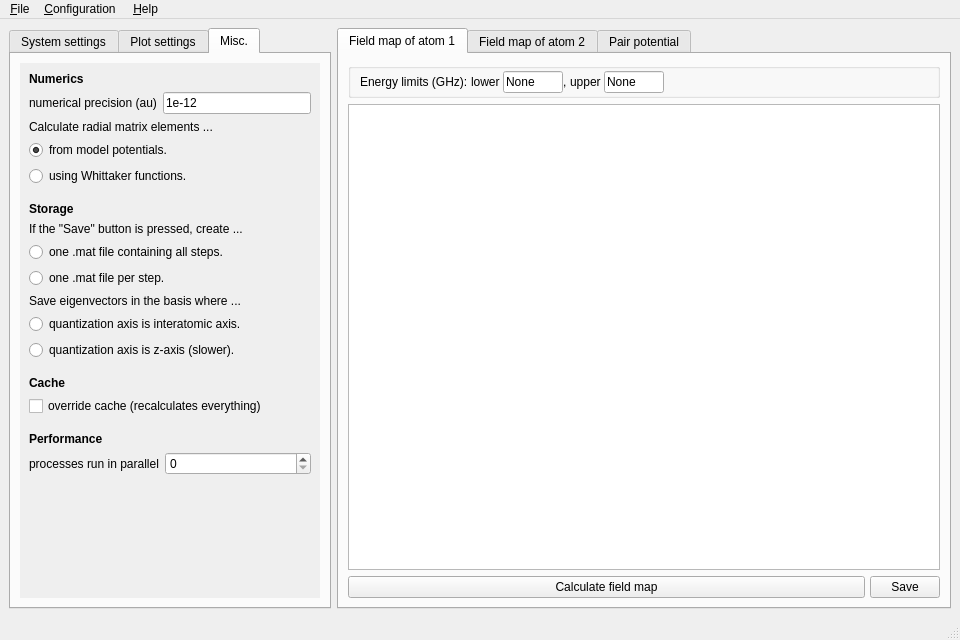
Old version of the form gui/plotter.ui in the repository pairinteraction/pairinteraction.
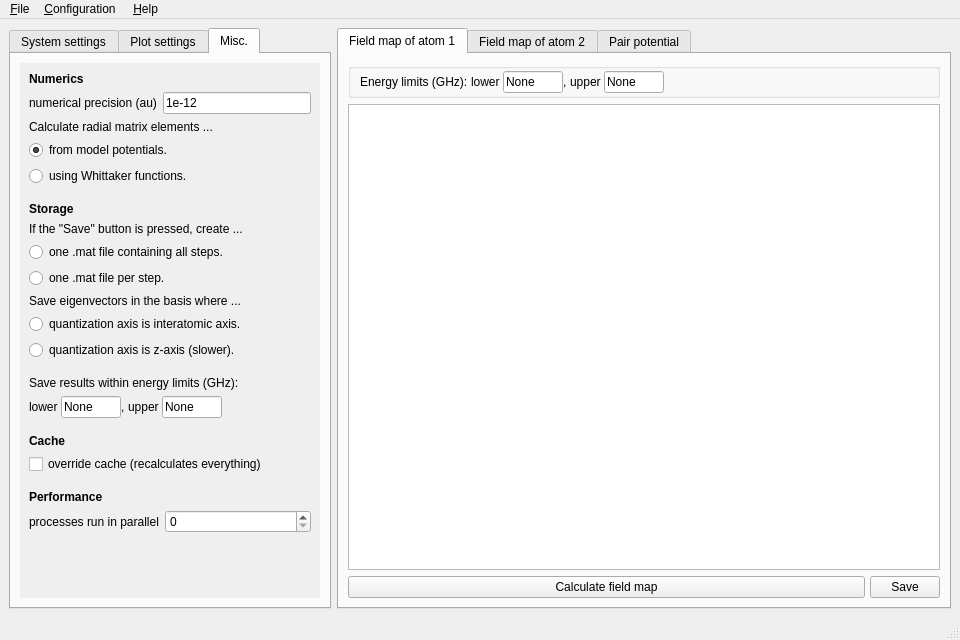
New version of the form. The open tabs and pages were chosen to show the change. Custom widgets are drawn as their Qt base class.

Commit message: [gui] Add option to just save results which are within specified energy limits

What changed in the file:
```diff
--- a/gui/plotter.ui
+++ b/gui/plotter.ui
@@ -3902,8 +3902,8 @@
             <rect>
              <x>0</x>
              <y>0</y>
-             <width>300</width>
-             <height>526</height>
+             <width>285</width>
+             <height>552</height>
             </rect>
            </property>
            <layout class="QVBoxLayout" name="verticalLayout_9">
@@ -4075,6 +4075,179 @@
               </property>
              </widget>
             </item>
+            <item>
+             <spacer name="verticalSpacer_26">
+              <property name="orientation">
+               <enum>Qt::Vertical</enum>
+              </property>
+              <property name="sizeType">
+               <enum>QSizePolicy::Fixed</enum>
+              </property>
+              <property name="sizeHint" stdset="0">
+               <size>
+                <width>20</width>
+                <height>10</height>
+               </size>
+              </property>
+             </spacer>
+            </item>
+            <item>
+             <widget class="QLabel" name="label_104">
+              <property name="text">
+               <string>Save results within energy limits (GHz):</string>
+              </property>
+              <property name="textFormat">
+               <enum>Qt::AutoText</enum>
+              </property>
+              <property name="alignment">
+               <set>Qt::AlignBottom|Qt::AlignLeading|Qt::AlignLeft</set>
+              </property>
+              <property name="wordWrap">
+               <bool>true</bool>
+              </property>
+             </widget>
+            </item>
+            <item>
+             <layout class="QHBoxLayout" name="horizontalLayout_11">
+              <property name="spacing">
+               <number>0</number>
+              </property>
+              <item>
+               <layout class="QFormLayout" name="formLayout_39">
+                <property name="sizeConstraint">
+                 <enum>QLayout::SetMinimumSize</enum>
+                </property>
+                <property name="fieldGrowthPolicy">
+                 <enum>QFormLayout::ExpandingFieldsGrow</enum>
+                </property>
+                <property name="labelAlignment">
+                 <set>Qt::AlignLeading|Qt::AlignLeft|Qt::AlignVCenter</set>
+                </property>
+                <property name="formAlignment">
+                 <set>Qt::AlignLeading|Qt::AlignLeft|Qt::AlignTop</set>
+                </property>
+                <property name="horizontalSpacing">
+                 <number>0</number>
+                </property>
+                <property name="verticalSpacing">
+                 <number>0</number>
+                </property>
+                <item row="1" column="0">
+                 <widget class="QLabel" name="label_106">
+                  <property name="text">
+                   <string>lower </string>
+                  </property>
+                  <property name="textFormat">
+                   <enum>Qt::AutoText</enum>
+                  </property>
+                 </widget>
+                </item>
+                <item row="1" column="1">
+                 <widget class="QLineEdit" name="lineedit_storage_minE">
+                  <property name="sizePolicy">
+                   <sizepolicy hsizetype="Expanding" vsizetype="Fixed">
+                    <horstretch>0</horstretch>
+                    <verstretch>0</verstretch>
+                   </sizepolicy>
+                  </property>
+                  <property name="minimumSize">
+                   <size>
+                    <width>0</width>
+                    <height>0</height>
+                   </size>
+                  </property>
+                  <property name="maximumSize">
+                   <size>
+                    <width>60</width>
+                    <height>16777215</height>
+                   </size>
+                  </property>
+                  <property name="text">
+                   <string>None</string>
+                  </property>
+                 </widget>
+                </item>
+               </layout>
+              </item>
+              <item>
+               <widget class="QLabel" name="label_107">
+                <property name="text">
+                 <string>, </string>
+                </property>
+               </widget>
+              </item>
+              <item>
+               <layout class="QFormLayout" name="formLayout_40">
+                <property name="sizeConstraint">
+                 <enum>QLayout::SetMinimumSize</enum>
+                </property>
+                <property name="fieldGrowthPolicy">
+                 <enum>QFormLayout::ExpandingFieldsGrow</enum>
+                </property>
+                <property name="labelAlignment">
+                 <set>Qt::AlignLeading|Qt::AlignLeft|Qt::AlignVCenter</set>
+                </property>
+                <property name="formAlignment">
+                 <set>Qt::AlignLeading|Qt::AlignLeft|Qt::AlignTop</set>
+                </property>
+                <property name="horizontalSpacing">
+                 <number>0</number>
+                </property>
+                <property name="verticalSpacing">
+                 <number>0</number>
+                </property>
+                <item row="1" column="0">
+                 <widget class="QLabel" name="label_108">
+                  <property name="text">
+                   <string>upper </string>
+                  </property>
+                  <property name="textFormat">
+                   <enum>Qt::AutoText</enum>
+                  </property>
+                 </widget>
+                </item>
+                <item row="1" column="1">
+                 <widget class="QLineEdit" name="lineedit_storage_maxE">
+                  <property name="sizePolicy">
+                   <sizepolicy hsizetype="Expanding" vsizetype="Fixed">
+                    <horstretch>0</horstretch>
+                    <verstretch>0</verstretch>
+                   </sizepolicy>
+                  </property>
+                  <property name="minimumSize">
+                   <size>
+                    <width>0</width>
+                    <height>0</height>
+                   </size>
+                  </property>
+                  <property name="maximumSize">
+                   <size>
+                    <width>60</width>
+                    <height>16777215</height>
+                   </size>
+                  </property>
+                  <property name="text">
+                   <string>None</string>
+                  </property>
+                 </widget>
+                </item>
+               </layout>
+              </item>
+              <item>
+               <spacer name="horizontalSpacer_13">
+                <property name="orientation">
+                 <enum>Qt::Horizontal</enum>
+                </property>
+                <property name="sizeHint" stdset="0">
+                 <size>
+                  <width>5</width>
+                  <height>20</height>
+                 </size>
+                </property>
+               </spacer>
+              </item>
+             </layout>
+            </item>
             <item>
              <spacer name="verticalSpacer_23">
               <property name="orientation">
```
Left out of the diff: 24 changed lines with no effect on the pictures. The commit also changes 3 other files.
